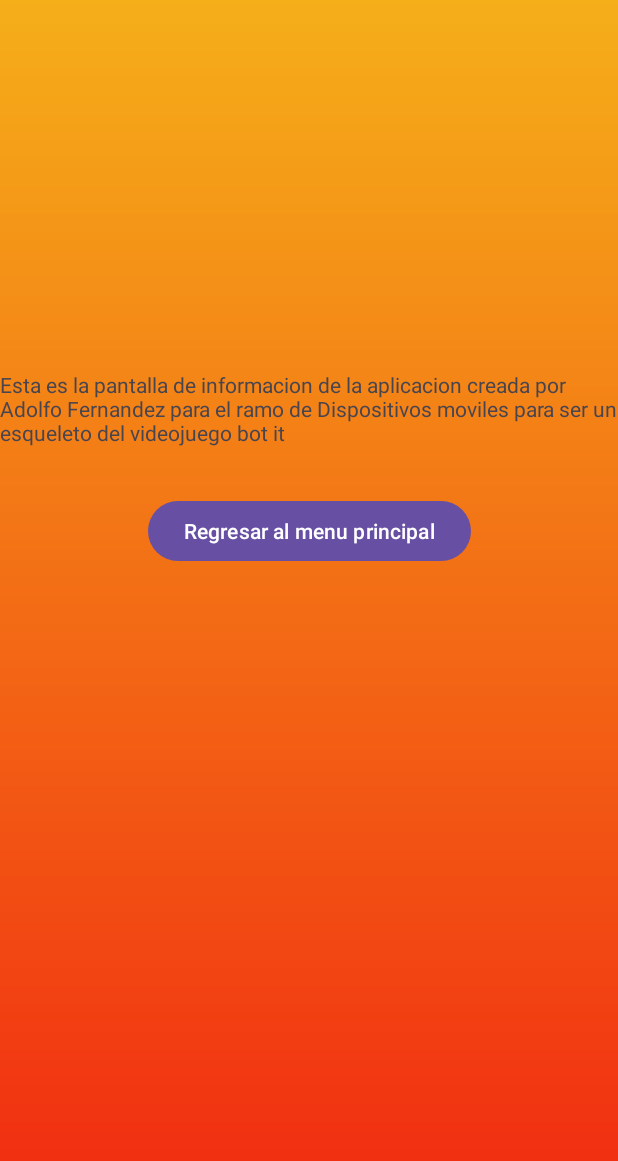
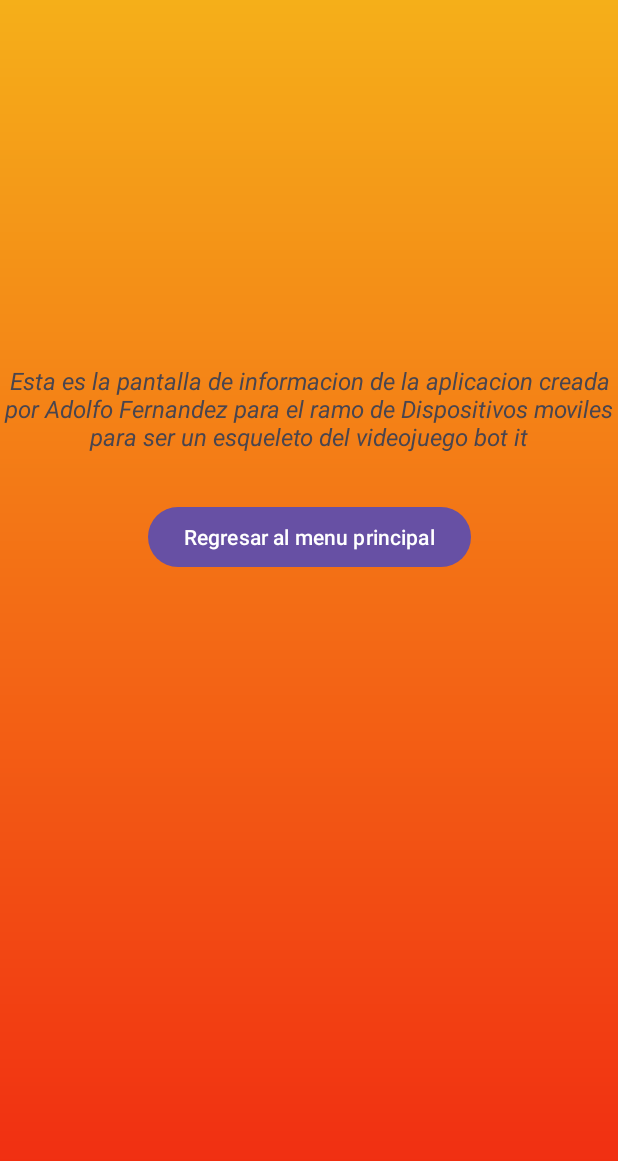
Before and after one commit to fantasmarobapan/bopit, an Android app: the AboutActivity screen opened directly, with no data from a screen before it, on a phone screen of 412 x 824 dp. Shown: the top 1161 px of the screen. Run offline under Robolectric (Android 15) with nearby library versions, the phone set to English and light mode, and no system bars.

Commit message:
Actualizacion del logo de la app y del spash screen mejor contextual

```diff
--- a/app/src/main/AndroidManifest.xml
+++ b/app/src/main/AndroidManifest.xml
@@ -8,7 +8,7 @@
         android:fullBackupContent="@xml/backup_rules"
         android:icon="@drawable/ic_launcher_background"
         android:label="@string/app_name"
-        android:roundIcon="@drawable/emoji_sunglass"
+        android:roundIcon="@drawable/bop_it_logo"
         android:supportsRtl="true"
         android:theme="@style/Theme.BopIt"
         tools:targetApi="31">
--- a/app/src/main/res/layout/activity_about.xml
+++ b/app/src/main/res/layout/activity_about.xml
@@ -15,6 +15,9 @@
         android:layout_marginTop="400dp"
         android:layout_marginEnd="50dp"
         android:text="@string/app_descripcion"
+        android:textAlignment="center"
+        android:textSize="16sp"
+        android:textStyle="italic"
         app:layout_constraintBottom_toTopOf="@+id/button2"
         app:layout_constraintEnd_toEndOf="parent"
         app:layout_constraintStart_toStartOf="parent"
--- a/app/src/main/res/layout/activity_splash.xml
+++ b/app/src/main/res/layout/activity_splash.xml
@@ -30,6 +30,6 @@
         app:layout_constraintEnd_toEndOf="parent"
         app:layout_constraintStart_toStartOf="parent"
         app:layout_constraintTop_toTopOf="parent"
-        app:srcCompat="@drawable/emoji_sunglass" />
+        app:srcCompat="@drawable/bop_it_logo" />
 
 </androidx.constraintlayout.widget.ConstraintLayout>
```
Also changed, not shown: app/src/main/res/drawable/bop_it_logo.png (added).
